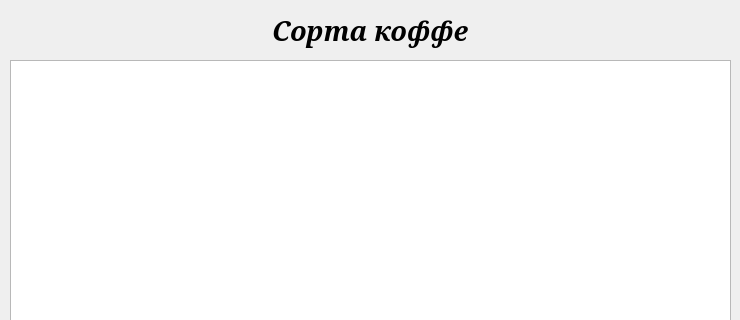
Old version of the form main.ui in the repository Tronnert/its_for_coffee; both pictures show x 0 to 740 and y 0 to 320 of the 740 by 720 pixel window.
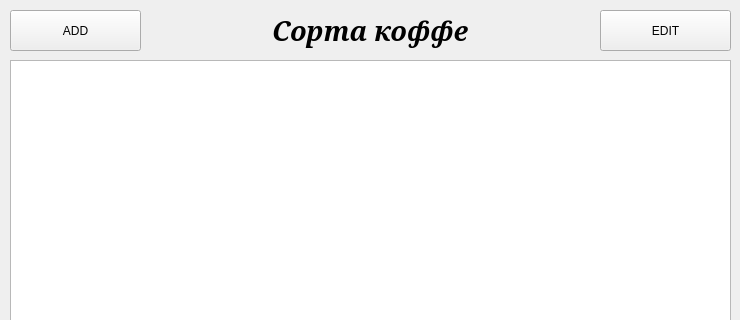
New version of the form.

What changed in the file:
```diff
--- a/main.ui
+++ b/main.ui
@@ -55,6 +55,32 @@
      <set>Qt::AlignCenter</set>
     </property>
    </widget>
+   <widget class="QPushButton" name="pushButton">
+    <property name="geometry">
+     <rect>
+      <x>10</x>
+      <y>10</y>
+      <width>131</width>
+      <height>41</height>
+     </rect>
+    </property>
+    <property name="text">
+     <string>ADD</string>
+    </property>
+   </widget>
+   <widget class="QPushButton" name="pushButton_2">
+    <property name="geometry">
+     <rect>
+      <x>600</x>
+      <y>10</y>
+      <width>131</width>
+      <height>41</height>
+     </rect>
+    </property>
+    <property name="text">
+     <string>EDIT</string>
+    </property>
+   </widget>
   </widget>
   <widget class="QMenuBar" name="menubar">
    <property name="geometry">
```
